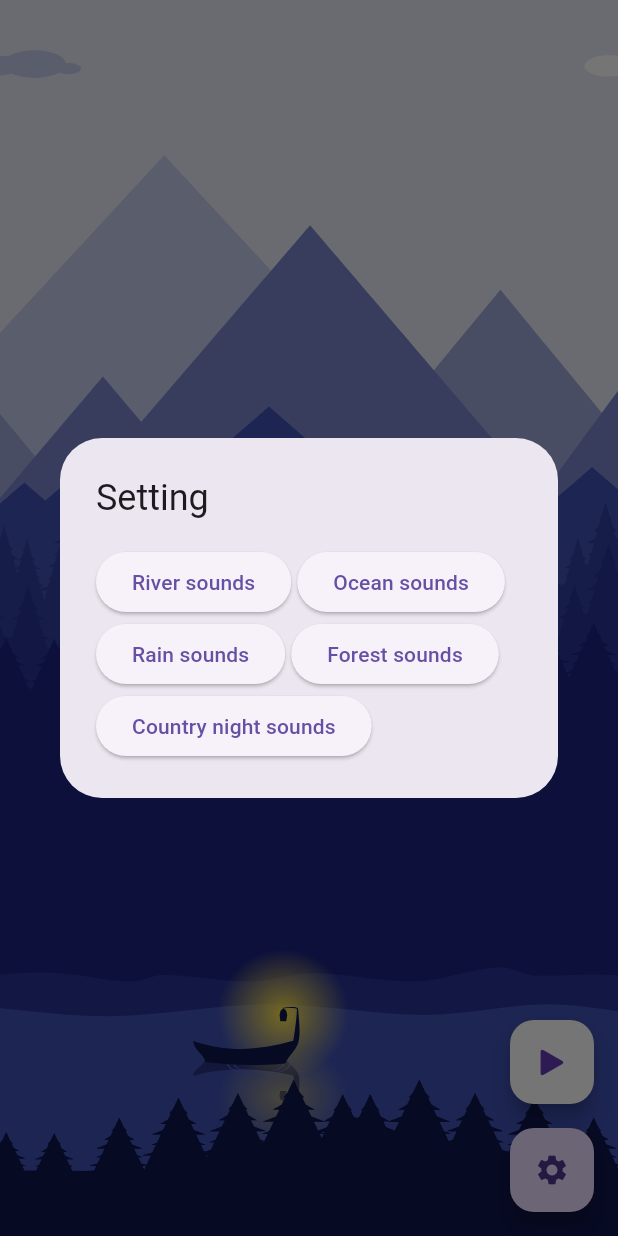
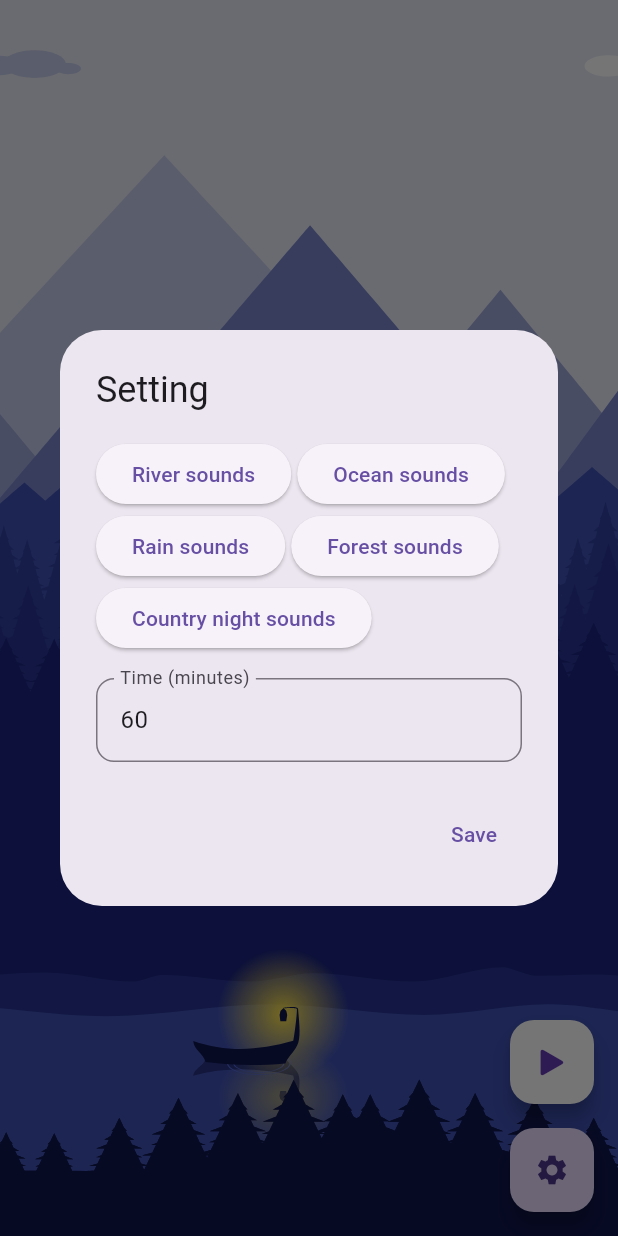
Before and after one commit to LeKhacToan/sleep_soundly, a Flutter app: the screen it shows after launch, after a tap on the "settings" icon, on a phone screen of 412 x 824 dp. Run offline on Flutter 3.47's test engine with Material 2 defaults, Android fonts, the phone set to English and light mode, and no system bars; our stand-ins replace audioplayers, lottie.

Commit message:
feat(*): set time play

```diff
--- a/lib/widgets/setting_dialog.dart
+++ b/lib/widgets/setting_dialog.dart
@@ -1,4 +1,5 @@
 import 'package:flutter/material.dart';
+import 'package:flutter/services.dart';
 import 'package:sleep_soundly/utils/constant.dart';
 
 class SettingDialog extends StatefulWidget {
@@ -27,17 +28,28 @@ class _SettingDialog extends State<SettingDialog> {
                 ),
               );
             }).toList()),
+            const SizedBox(height: 16),
+            TextFormField(
+              initialValue: '60',
+              keyboardType: TextInputType.number,
+              decoration: InputDecoration(
+                labelText: 'Time (minutes)',
+                border: OutlineInputBorder(
+                  borderRadius: BorderRadius.circular(12),
+                ),
+              ),
+            ),
           ],
         ),
       ),
-      // actions: <Widget>[
-      //   TextButton(
-      //     child: const Text('Save'),
-      //     onPressed: () {
-      //       Navigator.of(context).pop();
-      //     },
-      //   ),
-      // ],
+      actions: <Widget>[
+        TextButton(
+          child: const Text('Save'),
+          onPressed: () {
+            Navigator.of(context).pop();
+          },
+        ),
+      ],
     );
   }
 }
```
